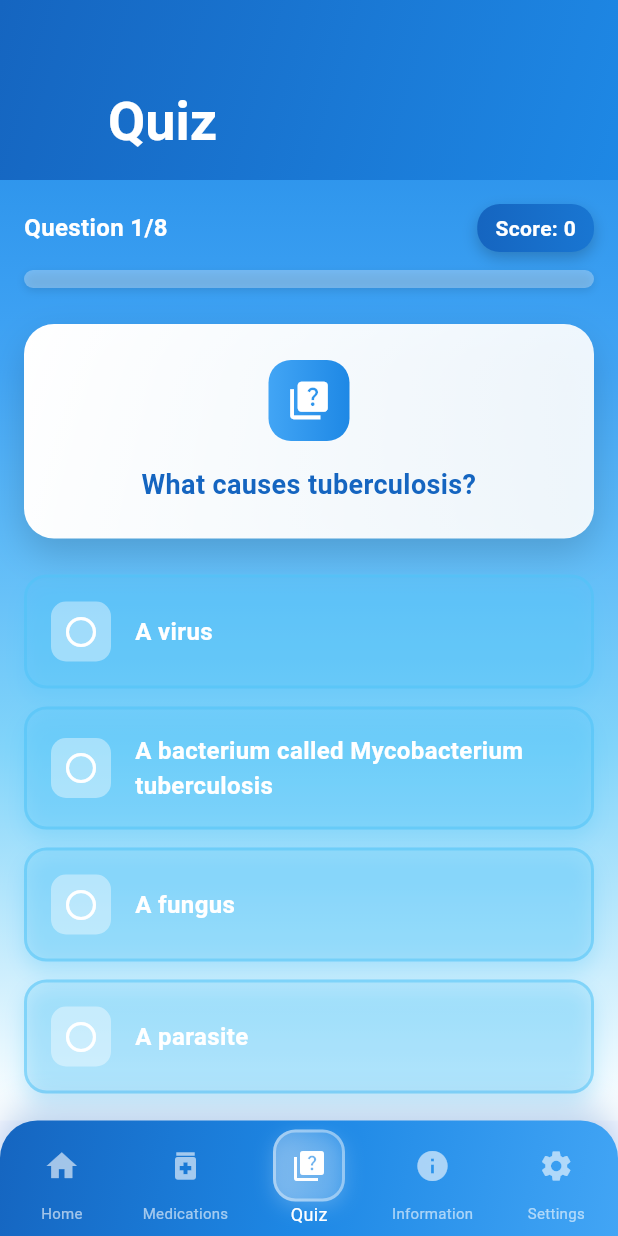
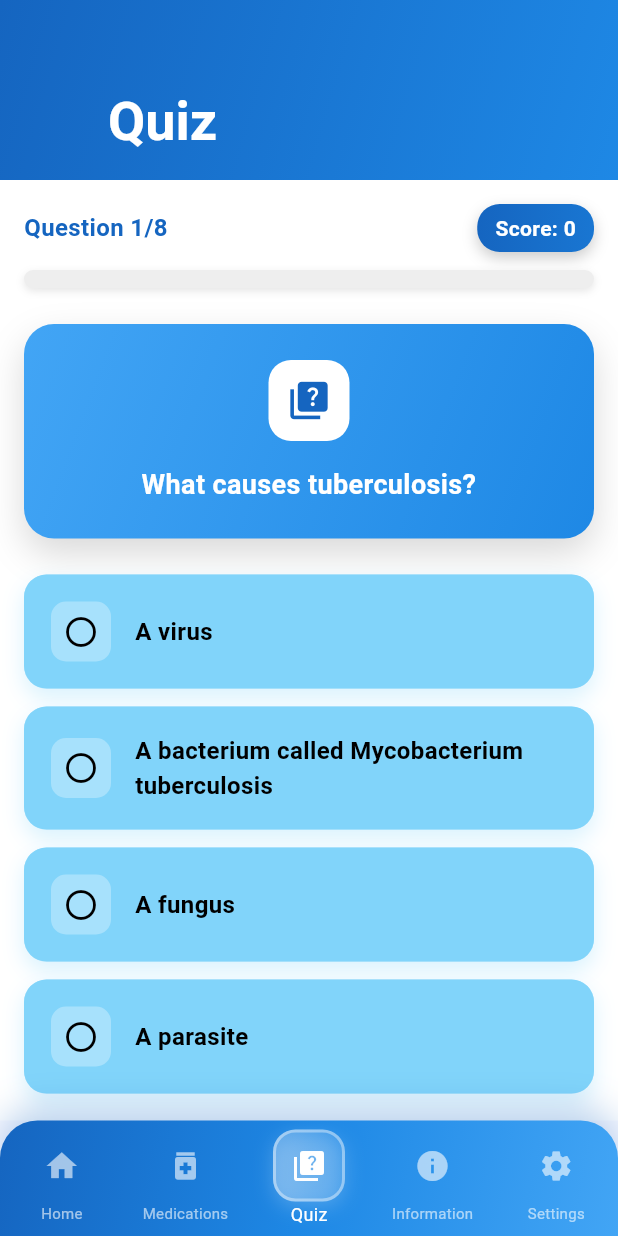
Before and after one commit to AllAbdel/TB-Me, a Flutter app: the screen it shows after launch, item 3 of the bottom bar chosen, on a phone screen of 412 x 824 dp. Run offline on Flutter 3.47's test engine with Material 3 defaults, Android fonts, the phone set to English and light mode, and no system bars; our stand-ins replace flutter_local_notifications, permission_handler, shared_preferences, sqflite, timezone; missing offline and left inert: syncfusion_flutter_pdfviewer; accounts and stored records are empty.

Commit message:
Changement de thème (correction)

```diff
--- a/lib/pages/accueil_page.dart
+++ b/lib/pages/accueil_page.dart
@@ -687,8 +687,8 @@ int getTotalMedicamentsAujourdhui() {
                 begin: Alignment.topCenter,
                 end: Alignment.bottomCenter,
                 colors: [
-                  Color(0xFFE3F2FD),
-                  Color(0xFFF8F9FA),
+                  Color(0xFF1565C0), // Bleu très foncé
+                  Color(0xFF1E88E5), // Bleu foncé
                   Colors.white,
                 ],
               ),
@@ -754,8 +754,9 @@ int getTotalMedicamentsAujourdhui() {
                           begin: Alignment.topLeft,
                           end: Alignment.bottomRight,
                           colors: [
-                                const Color(0xFF6C63FF).withOpacity(0.8),
-                                const Color(0xFF4CAF50).withOpacity(0.8),
+                            Color(0xFF81D4FA), // Bleu clair
+                          Color(0xFFF8F9FA),
+                          Colors.white,
                           ],
                         ),
                             borderRadius: BorderRadius.circular(20),
@@ -777,7 +778,7 @@ int getTotalMedicamentsAujourdhui() {
                                   Text(
                                     _tr('home.welcome'),
                                     style: const TextStyle(
-                                      color: Colors.white,
+                                      color: Color.fromARGB(255, 0, 0, 0),
                                       fontSize: 24,
                                       fontWeight: FontWeight.bold,
                                     ),
@@ -797,7 +798,7 @@ int getTotalMedicamentsAujourdhui() {
                               Text(
                                 '${getMedicamentsPrisAujourdhui()}/${getTotalMedicamentsAujourdhui()} ${_tr('home.medications_today')}',
                                 style: TextStyle(
-                                  color: Colors.white.withOpacity(0.8),
+                                  color: const Color.fromARGB(255, 0, 0, 0).withOpacity(0.8),
                                   fontSize: 14,
                                 ),
                               ),
@@ -820,7 +821,7 @@ int getTotalMedicamentsAujourdhui() {
                                   ),
                                   borderRadius: BorderRadius.circular(15),
                                 ),
-                                child: const Icon(Icons.today, color: Colors.white, size: 24),
+                                child: const Icon(Icons.today, color: Color.fromARGB(255, 0, 0, 0), size: 24),
                               ),
                               const SizedBox(width: 12),
                               Text(
--- a/lib/pages/informations_page.dart
+++ b/lib/pages/informations_page.dart
@@ -125,7 +125,7 @@ class _InformationsPageState extends State<InformationsPage> {
                                       Text(
                                         _tr('information.understanding.title'),
                                         style: const TextStyle(
-                                          color: Colors.white,
+                                          color: Color.fromARGB(255, 0, 0, 0),
                                           fontSize: 24,
                                           fontWeight: FontWeight.bold,
                                         ),
@@ -134,7 +134,7 @@ class _InformationsPageState extends State<InformationsPage> {
                                       Text(
                                         _tr('information.understanding.subtitle'),
                                         style: TextStyle(
-                                          color: Colors.white.withOpacity(0.9),
+                                          color: const Color.fromARGB(255, 0, 0, 0).withOpacity(0.9),
                                           fontSize: 14,
                                         ),
                                       ),
--- a/lib/pages/quiz_page.dart
+++ b/lib/pages/quiz_page.dart
@@ -120,8 +120,6 @@ class _QuizPageState extends State<QuizPage> with TickerProviderStateMixin {
         _score++;
       }
     });
-
-    // SUPPRIMÉ : Le timer automatique pour laisser l'utilisateur lire
   }
 
   void _nextQuestion() {
@@ -182,7 +180,9 @@ class _QuizPageState extends State<QuizPage> with TickerProviderStateMixin {
 
   Color _getAnswerColor(int answerIndex) {
     if (!_showCorrectAnswer) {
-      return _selectedAnswerIndex == answerIndex ? const Color(0xFF4FC3F7) : const Color.fromARGB(40, 79, 195, 247);
+      return _selectedAnswerIndex == answerIndex
+        ? const Color(0xFF42A5F5) // Bleu plus foncé si sélectionné
+        : const Color(0xFF81D4FA); // Bleu clair par défaut
     }
 
     if (answerIndex == _questions[_currentQuestionIndex]['correct']) {
@@ -190,7 +190,19 @@ class _QuizPageState extends State<QuizPage> with TickerProviderStateMixin {
     } else if (answerIndex == _selectedAnswerIndex) {
       return const Color(0xFFEF5350);
     }
-    return Colors.grey[300]!;
+    return const Color(0xFF81D4FA); // Bleu clair pour les non-sélectionnées
+  }
+
+  Color _getAnswerTextColor(int answerIndex) {
+    if (!_showCorrectAnswer) {
+      return Colors.black; // Texte noir par défaut
+    }
+
+    if (answerIndex == _questions[_currentQuestionIndex]['correct'] ||
+        answerIndex == _selectedAnswerIndex) {
+      return Colors.white; // Texte blanc pour les réponses correctes/incorrectes
+    }
+    return Colors.black; // Texte noir pour les autres
   }
 
   IconData _getAnswerIcon(int answerIndex) {
@@ -204,6 +216,18 @@ class _QuizPageState extends State<QuizPage> with TickerProviderStateMixin {
       return Icons.cancel;
     }
     return Icons.radio_button_unchecked;
+  }
+
+  Color _getAnswerIconColor(int answerIndex) {
+    if (!_showCorrectAnswer) {
+      return Colors.black; // Icônes noires par défaut
+    }
+
+    if (answerIndex == _questions[_currentQuestionIndex]['correct'] ||
+        answerIndex == _selectedAnswerIndex) {
+      return Colors.white; // Icônes blanches pour les réponses correctes/incorrectes
+    }
+    return Colors.black; // Icônes noires pour les autres
   }
 
   String _getScoreMessage() {
@@ -234,18 +258,8 @@ class _QuizPageState extends State<QuizPage> with TickerProviderStateMixin {
       builder: (context, child) {
         return Scaffold(
           body: Container(
-            decoration: const BoxDecoration(
-              gradient: LinearGradient(
-                begin: Alignment.topCenter,
-                end: Alignment.bottomCenter,
-                colors: [
-                  Color(0xFF1E88E5), // Bleu foncé
-                  Color(0xFF42A5F5), // Bleu moyen
-                  Color(0xFF81D4FA), // Bleu clair
-                  Colors.white,      // Blanc
-                ],
-              ),
-            ),
+            // FOND BLANC pour toute la page
+            color: Colors.white,
             child: CustomScrollView(
               slivers: [
                 SliverAppBar(
@@ -311,7 +325,7 @@ class _QuizPageState extends State<QuizPage> with TickerProviderStateMixin {
                       style: const TextStyle(
                         fontSize: 16,
                         fontWeight: FontWeight.w600,
-                        color: Colors.white,
+                        color: Color(0xFF1565C0), // Texte bleu foncé
                       ),
                     ),
                     Container(
@@ -359,7 +373,7 @@ class _QuizPageState extends State<QuizPage> with TickerProviderStateMixin {
                         borderRadius: BorderRadius.circular(10),
                         child: LinearProgressIndicator(
                           value: _progressController.value,
-                          backgroundColor: Colors.white.withOpacity(0.3),
+                          backgroundColor: Colors.grey[200],
                           valueColor: const AlwaysStoppedAnimation<Color>(Color(0xFF1565C0)),
                           minHeight: 12,
                         ),
@@ -371,18 +385,18 @@ class _QuizPageState extends State<QuizPage> with TickerProviderStateMixin {
             ),
           ),
 
-          // Question
+          // Question - FOND BLEU
           Container(
             width: double.infinity,
             margin: const EdgeInsets.only(bottom: 24),
             padding: const EdgeInsets.all(24),
             decoration: BoxDecoration(
-              gradient: LinearGradient(
+              gradient: const LinearGradient(
                 begin: Alignment.topLeft,
                 end: Alignment.bottomRight,
                 colors: [
-                  Colors.white,
-                  Colors.white.withOpacity(0.9),
+                  Color(0xFF42A5F5), // Bleu moyen
+                  Color(0xFF1E88E5), // Bleu foncé
                 ],
               ),
               borderRadius: BorderRadius.circular(20),
@@ -399,14 +413,12 @@ class _QuizPageState extends State<QuizPage> with TickerProviderStateMixin {
                 Container(
                   padding: const EdgeInsets.all(12),
                   decoration: BoxDecoration(
-                    gradient: const LinearGradient(
-                      colors: [Color(0xFF42A5F5), Color(0xFF1E88E5)],
-                    ),
+                    color: Colors.white, // Fond blanc pour l'icône
                     borderRadius: BorderRadius.circular(15),
                   ),
                   child: const Icon(
                     Icons.quiz,
-                    color: Colors.white,
+                    color: Color(0xFF1565C0), // Icône bleue
                     size: 30,
                   ),
                 ),
@@ -416,7 +428,7 @@ class _QuizPageState extends State<QuizPage> with TickerProviderStateMixin {
                   style: const TextStyle(
                     fontSize: 18,
                     fontWeight: FontWeight.bold,
-                    color: Color(0xFF1565C0),
+                    color: Colors.white, // Texte blanc sur fond bleu
                     height: 1.4,
                   ),
                   textAlign: TextAlign.center,
@@ -425,7 +437,7 @@ class _QuizPageState extends State<QuizPage> with TickerProviderStateMixin {
             ),
           ),
 
-          // Réponses
+          // Réponses - BULLES BLEU CLAIR
           Column(
             children: List.generate(4, (index) {
               return Container(
@@ -461,13 +473,13 @@ class _QuizPageState extends State<QuizPage> with TickerProviderStateMixin {
                             width: 40,
                             height: 40,
                             decoration: BoxDecoration(
-                              color: Colors.white.withOpacity(0.4),
+                              color: Colors.white.withOpacity(0.3),
                               borderRadius: BorderRadius.circular(10),
                             ),
                             child: Center(
                               child: Icon(
                                 _getAnswerIcon(index),
-                                color: Colors.white,
+                                color: _getAnswerIconColor(index),
                                 size: 24,
                               ),
                             ),
@@ -476,10 +488,10 @@ class _QuizPageState extends State<QuizPage> with TickerProviderStateMixin {
                           Expanded(
                             child: Text(
                               _tr(_questions[_currentQuestionIndex]['answers'][index]),
-                              style: const TextStyle(
+                              style: TextStyle(
                                 fontSize: 16,
                                 fontWeight: FontWeight.w600,
-                                color: Colors.white,
+                                color: _getAnswerTextColor(index), // Texte noir/blanc selon le contexte
                               ),
                             ),
                           ),
@@ -550,7 +562,7 @@ class _QuizPageState extends State<QuizPage> with TickerProviderStateMixin {
                     ),
                   ),
                   const SizedBox(height: 20),
-                  // NOUVEAU BOUTON pour passer à la question suivante
+                  // Bouton pour passer à la question suivante
                   Center(
                     child: Container(
                       decoration: BoxDecoration(
@@ -763,7 +775,6 @@ class _QuizPageState extends State<QuizPage> with TickerProviderStateMixin {
                 ),
                 child: ElevatedButton.icon(
                   onPressed: () {
-                    // CORRECTION : Revenir en arrière avec popUntil
                     Navigator.of(context).popUntil((route) => route.isFirst);
                   },
                   icon: const Icon(Icons.home, color: Colors.white),
```
Lines whose indentation alone changed are shown as unchanged.
